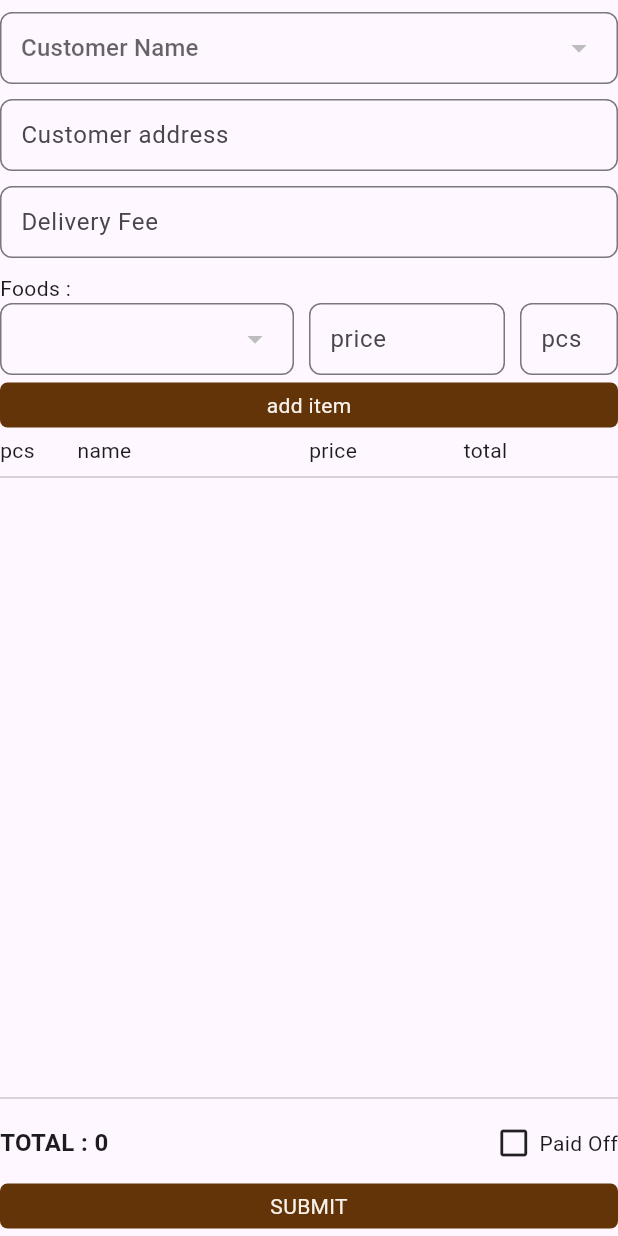
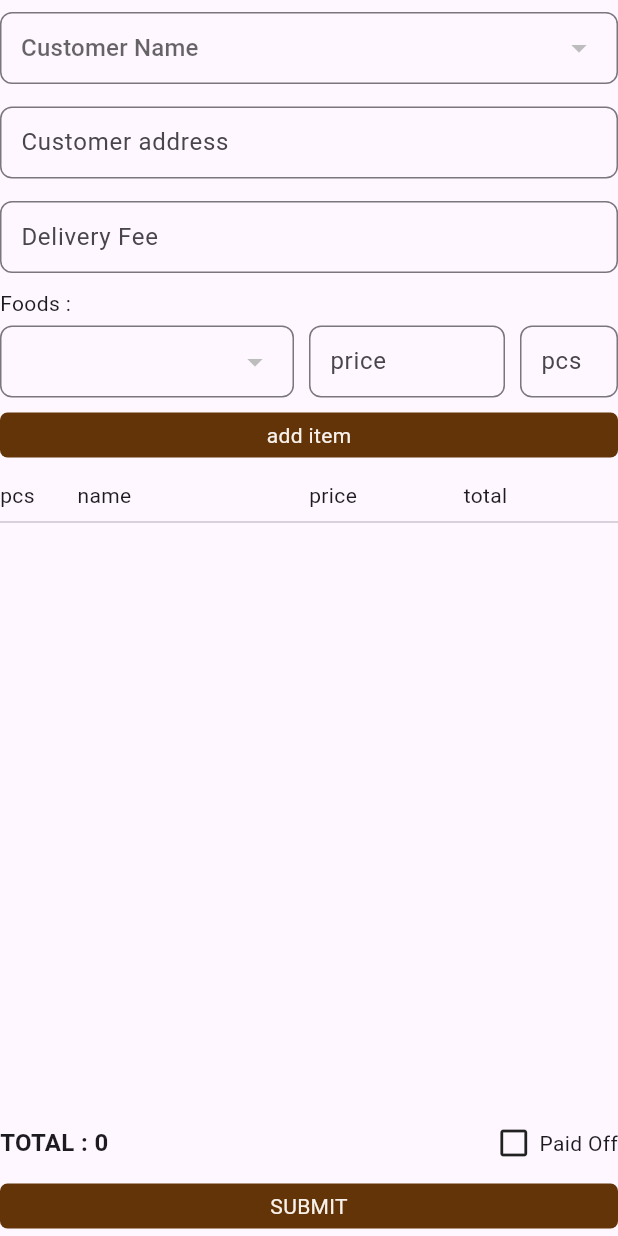
Before and after one commit to kezia2909/food_sales_recording_application, a Flutter app: the AddSalePage screen opened directly, on a phone screen of 412 x 824 dp. Run offline on Flutter 3.47's test engine with Material 2 defaults, Android fonts, the phone set to English and light mode, and no system bars; our stand-ins replace dropdown_textfield, get, sqflite; missing offline and left inert: iconify_flutter, number_inc_dec; accounts and stored records are empty; network calls fail.

Commit message:
fix overflow | add sale page

```diff
--- a/lib/pages/add_sale_page.dart
+++ b/lib/pages/add_sale_page.dart
@@ -83,6 +83,9 @@ class _AddSalePageState extends State<AddSalePage> {
   int customer_id = -1;
   bool isPaidOff = false;
 
+  ScrollController _scrollController = ScrollController();
+  bool _scrollEnabled = true;
+
   void _refreshData() async {
     totalSale = 0;
     totalItems = 0;
@@ -154,6 +157,7 @@ class _AddSalePageState extends State<AddSalePage> {
     print("init state add sale page");
     _refreshData();
     _deliveryFeeController.addListener(updateDeliveryFee);
+    // _scrollController.scrollEnabled = false;
 
     setState(() {});
   }
@@ -161,21 +165,25 @@ class _AddSalePageState extends State<AddSalePage> {
   @override
   Widget build(BuildContext context) {
     return Scaffold(
-      // resizeToAvoidBottomInset: false,
+      resizeToAvoidBottomInset: true,
       body: Container(
         padding: EdgeInsets.only(top: 8),
         child: Column(
-          crossAxisAlignment: CrossAxisAlignment.start,
           children: [
-            // CustomTextField(
-            //   textEditingController: _nameController,
-            //   labelText: 'Customer name',
-            //   hintText: 'John Doe',
-            // ),
+            Expanded(
+              child: SingleChildScrollView(
+                // controller: _scrollController,
+                child: Wrap(
+                  runSpacing: 10,
+                  // crossAxisAlignment: CrossAxisAlignment.start,
+                  children: [
+                    Wrap(
+                      runSpacing: 15,
+                      children: [
                         InputDecorator(
                           decoration: InputDecoration(
-                contentPadding:
-                    EdgeInsets.symmetric(vertical: 0, horizontal: 10),
+                            contentPadding: EdgeInsets.symmetric(
+                                vertical: 0, horizontal: 10),
                             border: new OutlineInputBorder(
                               borderRadius: const BorderRadius.all(
                                 const Radius.circular(8),
@@ -187,7 +195,8 @@ class _AddSalePageState extends State<AddSalePage> {
                             ),
                           ),
                           child: DropdownButtonHideUnderline(
-                child: GetBuilder<CustomerController>(builder: (customers) {
+                            child: GetBuilder<CustomerController>(
+                                builder: (customers) {
                               return DropdownButton<String>(
                                 value: selectedCustomer,
                                 // isDense: true,
@@ -199,25 +208,29 @@ class _AddSalePageState extends State<AddSalePage> {
                                         customers.customerList.firstWhere(
                                       (element) {
                                         if (newValue ==
-                                CustomerModel.fromJson(element).id) {
+                                            CustomerModel.fromJson(element)
+                                                .id) {
                                           return true;
                                         }
                                         return false;
                                       },
                                     );
                                     selectedCustomer = newValue;
-                        customer_id =
-                            int.parse(CustomerModel.fromJson(customer).id!);
-                        customerName = CustomerModel.fromJson(customer).name;
+                                    customer_id = int.parse(
+                                        CustomerModel.fromJson(customer).id!);
+                                    customerName =
+                                        CustomerModel.fromJson(customer).name;
                                     _addressController.text =
-                            CustomerModel.fromJson(customer).address;
+                                        CustomerModel.fromJson(customer)
+                                            .address;
                                   });
                                 },
                                 items: customers.customerList.map(
                                   (element) {
                                     return DropdownMenuItem<String>(
                                       value: CustomerModel.fromJson(element).id,
-                          child: Text(CustomerModel.fromJson(element).name),
+                                      child: Text(
+                                          CustomerModel.fromJson(element).name),
                                     );
                                   },
                                 ).toList(),
@@ -231,25 +244,30 @@ class _AddSalePageState extends State<AddSalePage> {
                             }),
                           ),
                         ),
-            SizedBox(
-              height: 10,
-            ),
+                        // SizedBox(
+                        //   height: 10,
+                        // ),
                         CustomTextField(
                           textEditingController: _addressController,
                           labelText: 'Customer address',
                           hintText: 'street no 100',
                         ),
-            SizedBox(
-              height: 10,
-            ),
+                        // SizedBox(
+                        //   height: 10,
+                        // ),
                         CustomNumberTextField(
                           textEditingController: _deliveryFeeController,
                           labelText: 'Delivery Fee',
                           hintText: '0',
                         ),
-            const SizedBox(
-              height: 10,
+                        // const SizedBox(
+                        //   height: 10,
+                        // ),
+                      ],
                     ),
+                    Wrap(
+                      runSpacing: 5,
+                      children: [
                         Text("Foods : "),
                         Row(
                           mainAxisAlignment: MainAxisAlignment.spaceBetween,
@@ -258,8 +276,8 @@ class _AddSalePageState extends State<AddSalePage> {
                               flex: 3,
                               child: InputDecorator(
                                 decoration: InputDecoration(
-                      contentPadding:
-                          EdgeInsets.symmetric(vertical: 0, horizontal: 10),
+                                  contentPadding: EdgeInsets.symmetric(
+                                      vertical: 0, horizontal: 10),
                                   border: new OutlineInputBorder(
                                     borderRadius: const BorderRadius.all(
                                       const Radius.circular(8),
@@ -271,7 +289,8 @@ class _AddSalePageState extends State<AddSalePage> {
                                   ),
                                 ),
                                 child: DropdownButtonHideUnderline(
-                      child: GetBuilder<foodMenuController.MenuController>(
+                                  child: GetBuilder<
+                                          foodMenuController.MenuController>(
                                       builder: (menus) {
                                     return DropdownButton<String>(
                                       value: selectedValue,
@@ -289,26 +308,33 @@ class _AddSalePageState extends State<AddSalePage> {
                                               menus.menuList.firstWhere(
                                             (element) {
                                               if (newValue ==
-                                      MenuModel.fromJson(element).id) {
+                                                  MenuModel.fromJson(element)
+                                                      .id) {
                                                 return true;
                                               }
                                               return false;
                                             },
                                           );
 
-                              itemName = MenuModel.fromJson(menu).name;
-                              itemPrice = MenuModel.fromJson(menu).price;
+                                          itemName =
+                                              MenuModel.fromJson(menu).name;
+                                          itemPrice =
+                                              MenuModel.fromJson(menu).price;
                                           selectedValue = newValue;
                                           _priceController.text = formatCurrency
-                                  .format(MenuModel.fromJson(menu).price)
+                                              .format(MenuModel.fromJson(menu)
+                                                  .price)
                                               .toString();
                                         });
                                       },
                                       items: menus.menuList.map(
                                         (element) {
                                           return DropdownMenuItem<String>(
-                                value: MenuModel.fromJson(element).id,
-                                child: Text(MenuModel.fromJson(element).name),
+                                            value:
+                                                MenuModel.fromJson(element).id,
+                                            child: Text(
+                                                MenuModel.fromJson(element)
+                                                    .name),
                                           );
                                         },
                                       ).toList(),
@@ -345,8 +371,8 @@ class _AddSalePageState extends State<AddSalePage> {
                                 decoration: new InputDecoration(
                                   hintText: "0",
                                   labelText: "pcs",
-                      contentPadding:
-                          EdgeInsets.symmetric(vertical: 0, horizontal: 10),
+                                  contentPadding: EdgeInsets.symmetric(
+                                      vertical: 0, horizontal: 10),
                                   border: new OutlineInputBorder(
                                     borderRadius: const BorderRadius.all(
                                       const Radius.circular(8),
@@ -377,6 +403,7 @@ class _AddSalePageState extends State<AddSalePage> {
                                 ));
                                 totalItems += (itemPcs * itemPrice);
                                 print(_items);
+                                FocusScope.of(context).unfocus();
                               });
                             }
                           },
@@ -394,6 +421,10 @@ class _AddSalePageState extends State<AddSalePage> {
                             ),
                           ),
                         ),
+                      ],
+                    ),
+                    Wrap(
+                      children: [
                         Row(
                           children: [
                             Expanded(flex: 1, child: Text("pcs")),
@@ -405,6 +436,8 @@ class _AddSalePageState extends State<AddSalePage> {
                         Divider(),
                         Expanded(
                           child: ListView.builder(
+                            shrinkWrap: true,
+                            physics: NeverScrollableScrollPhysics(),
                             itemCount: _items.length,
                             itemBuilder: (context, index) {
                               return Column(
@@ -412,9 +445,11 @@ class _AddSalePageState extends State<AddSalePage> {
                                   Row(
                                     children: [
                                       Expanded(
-                              flex: 1, child: Text("${_items[index].pcs}")),
+                                          flex: 1,
+                                          child: Text("${_items[index].pcs}")),
                                       Expanded(
-                              flex: 3, child: Text("${_items[index].name}")),
+                                          flex: 3,
+                                          child: Text("${_items[index].name}")),
                                       Expanded(
                                           flex: 2,
                                           child: Text(
@@ -425,13 +460,23 @@ class _AddSalePageState extends State<AddSalePage> {
                                               "${formatCurrency.format(_items[index].price * _items[index].pcs)}")),
                                     ],
                                   ),
-                      (index != _items.length - 1) ? Divider() : Container(),
+                                  Divider(),
+
+                                  // (index != _items.length - 1)
+                                  //     ? Divider()
+                                  //     : Container(),
                                 ],
                               );
                             },
                           ),
                         ),
-            Divider(),
+                      ],
+                    ),
+                    // Divider(),
+                  ],
+                ),
+              ),
+            ),
             Container(
               margin: EdgeInsets.only(top: 10),
               child: Row(
--- a/lib/pages/home_page.dart
+++ b/lib/pages/home_page.dart
@@ -193,7 +193,7 @@ class _HomePageState extends State<HomePage> {
 
   String formatDateString(String dateString) {
     DateTime dateTime = DateTime.parse(dateString);
-    DateFormat formatter = DateFormat('EEEE, d MMMM y');
+    DateFormat formatter = DateFormat("E, d MMM ''yy");
     String formattedDate = formatter.format(dateTime);
     return formattedDate;
   }
```
Lines whose indentation alone changed are shown as unchanged.
